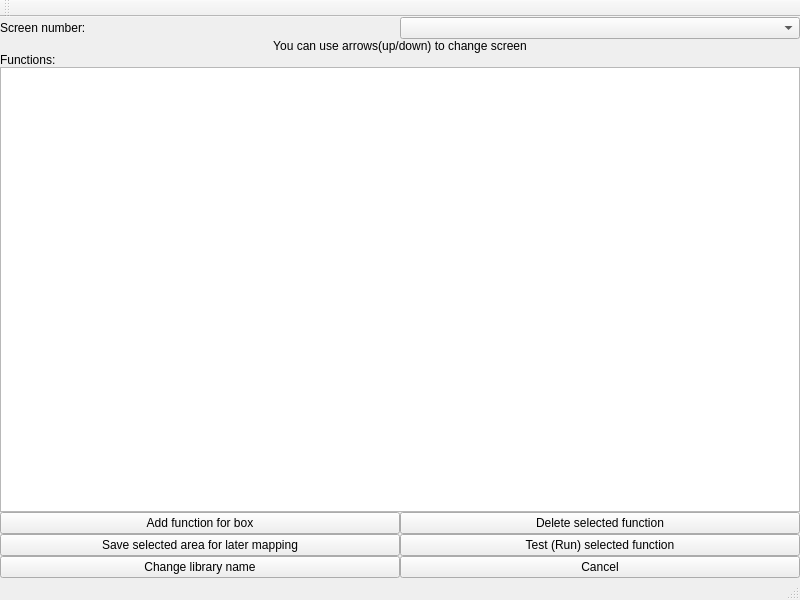
Kanter666/Botter, file Design/ScreenMapper.ui: the form before one commit.
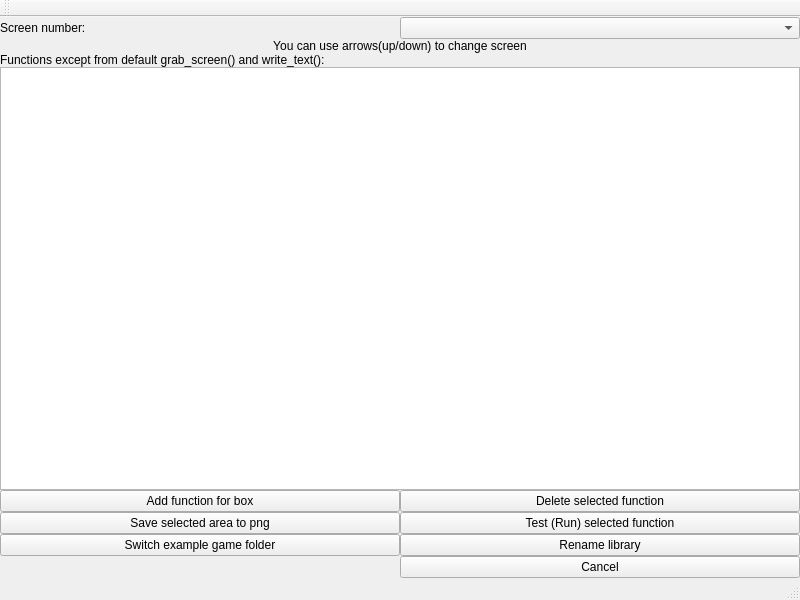
The form after the commit.

Commit message: Library can change example game screenshots

Patch:
```diff
--- a/Design/ScreenMapper.ui
+++ b/Design/ScreenMapper.ui
@@ -49,20 +49,13 @@
       </property>
      </widget>
     </item>
-    <item row="8" column="1">
-     <widget class="QPushButton" name="change_name_bt">
-      <property name="text">
-       <string>Change library name</string>
-      </property>
-     </widget>
-    </item>
     <item row="0" column="2">
      <widget class="QComboBox" name="screens_cb"/>
     </item>
     <item row="2" column="1" colspan="2">
      <widget class="QLabel" name="label_3">
       <property name="text">
-       <string>Functions:</string>
+       <string>Functions except from default grab_screen() and write_text():</string>
       </property>
      </widget>
     </item>
@@ -114,7 +107,21 @@
     <item row="5" column="1">
      <widget class="QPushButton" name="save_image_bt">
       <property name="text">
-       <string>Save selected area for later mapping</string>
+       <string>Save selected area to png</string>
+      </property>
+     </widget>
+    </item>
+    <item row="6" column="1">
+     <widget class="QPushButton" name="switch_game_bt">
+      <property name="text">
+       <string>Switch example game folder</string>
+      </property>
+     </widget>
+    </item>
+    <item row="6" column="2">
+     <widget class="QPushButton" name="change_name_bt">
+      <property name="text">
+       <string>Rename library</string>
       </property>
      </widget>
     </item>
```
The commit also changes 2 other files.
